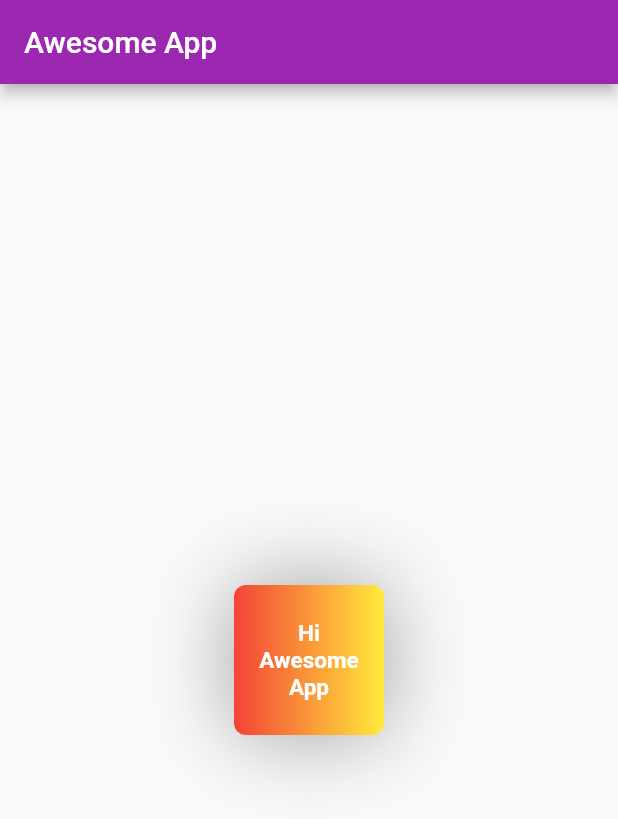
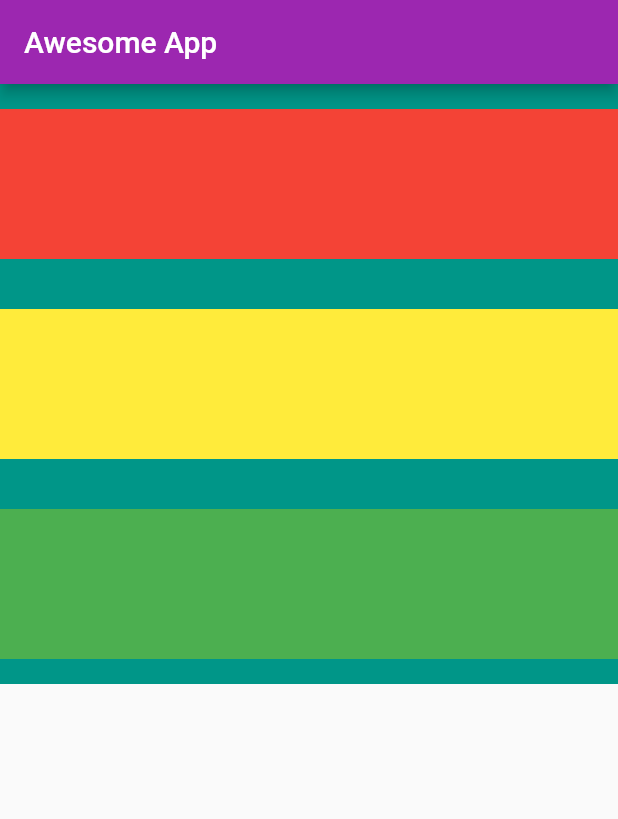
Before and after one commit to SuvamPrasd/AwesomeApp, a Flutter app: the screen it shows after launch, on a phone screen of 412 x 824 dp. Shown: the top 819 px of the screen. Run offline on Flutter 3.47's test engine with Material 2 defaults, Android fonts, the phone set to English and light mode, and no system bars.

Commit message:
lesson 3 completed

```diff
--- a/lib/main.dart
+++ b/lib/main.dart
@@ -16,36 +16,33 @@ class HomePage extends StatelessWidget {
       appBar: AppBar(
         title: Text('Awesome App'),
       ),
-      body: Center(
-        child: Container(
-          padding: const EdgeInsets.all(8),
-          width: 100,
-          height: 100,
-          clipBehavior: Clip.antiAlias,
-          alignment: Alignment.center,
-          decoration: BoxDecoration(
-            color: Colors.red, borderRadius: BorderRadius.circular(8),
-            gradient: LinearGradient(colors: [
-              Colors.red,
-              Colors.yellow,
-            ]),
-            boxShadow: [
-              BoxShadow(
-                color: Colors.grey,
-                blurRadius: 50,
-              ),
-            ],
-            // shape: BoxShape.circle,
-          ),
-          child: Text(
-            'Hi Awesome App',
-            textAlign: TextAlign.center,
-            style: TextStyle(
-              color: Colors.white,
-              fontSize: 15,
-              fontWeight: FontWeight.bold,
+      body: Container(
+        color: Colors.teal,
+        width: 500,
+        height: 400,
+        child: Column(
+          mainAxisAlignment: MainAxisAlignment.spaceAround,
+          crossAxisAlignment: CrossAxisAlignment.stretch,
+          children: <Widget>[
+            Container(
+              padding: const EdgeInsets.all(8),
+              width: 100,
+              height: 100,
+              color: Colors.red,
             ),
-          ),
+            Container(
+              padding: const EdgeInsets.all(8),
+              width: 100,
+              height: 100,
+              color: Colors.yellow,
+            ),
+            Container(
+              padding: const EdgeInsets.all(8),
+              width: 100,
+              height: 100,
+              color: Colors.green,
+            ),
+          ],
         ),
       ),
     );
```
